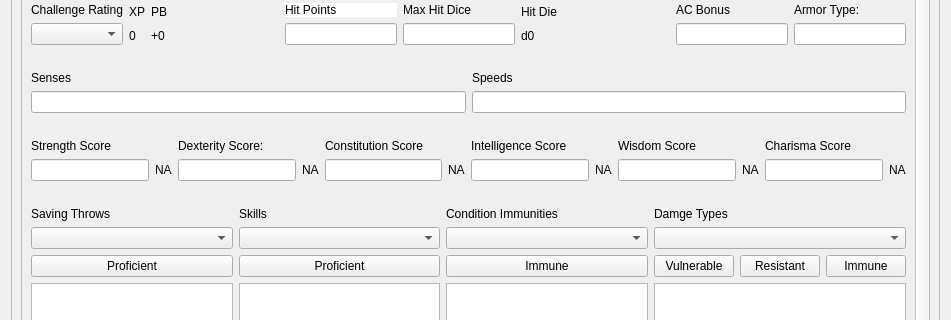
This is qtdesignfiles/monsterdesigner.ui in ryanmalley101/5eAutomation as Qt 5 draws it before an edit; both pictures show x 0 to 951 and y 96 to 416 of the 951 by 1053 pixel window. The edited form follows.
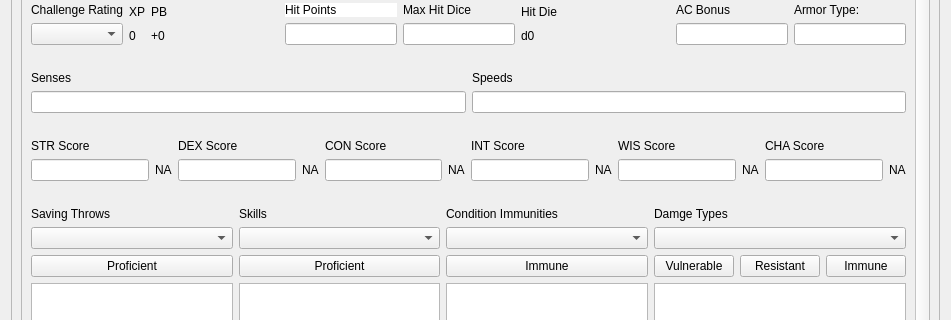
This is the edited form.

Commit message: add list models to the ui

The edit to the form file:
```diff
--- a/qtdesignfiles/monsterdesigner.ui
+++ b/qtdesignfiles/monsterdesigner.ui
@@ -39,8 +39,8 @@
           <rect>
            <x>0</x>
            <y>0</y>
-           <width>899</width>
-           <height>1636</height>
+           <width>882</width>
+           <height>1587</height>
           </rect>
          </property>
          <property name="styleSheet">
@@ -473,7 +473,7 @@
                 <item>
                  <widget class="QLabel" name="str_label">
                   <property name="text">
-                   <string>Strength Score</string>
+                   <string>STR Score</string>
                   </property>
                  </widget>
                 </item>
@@ -501,7 +501,7 @@
                 <item>
                  <widget class="QLabel" name="dex_label">
                   <property name="text">
-                   <string>Dexterity Score:</string>
+                   <string>DEX Score</string>
                   </property>
                  </widget>
                 </item>
@@ -529,7 +529,7 @@
                 <item>
                  <widget class="QLabel" name="con_label">
                   <property name="text">
-                   <string>Constitution Score</string>
+                   <string>CON Score</string>
                   </property>
                  </widget>
                 </item>
@@ -557,7 +557,7 @@
                 <item>
                  <widget class="QLabel" name="int_label">
                   <property name="text">
-                   <string>Intelligence Score</string>
+                   <string>INT Score</string>
                   </property>
                  </widget>
                 </item>
@@ -583,16 +583,16 @@
               <item>
                <layout class="QVBoxLayout" name="verticalLayout_15">
                 <item>
-                 <widget class="QLabel" name="wis_edit">
+                 <widget class="QLabel" name="wis_label">
                   <property name="text">
-                   <string>Wisdom Score</string>
+                   <string>WIS Score</string>
                   </property>
                  </widget>
                 </item>
                 <item>
                  <layout class="QHBoxLayout" name="horizontalLayout_7">
                   <item>
-                   <widget class="QLineEdit" name="wis_edit_2"/>
+                   <widget class="QLineEdit" name="wis_edit"/>
                   </item>
                   <item>
                    <widget class="QLabel" name="wis_mod_label">
@@ -613,7 +613,7 @@
                 <item>
                  <widget class="QLabel" name="cha_label">
                   <property name="text">
-                   <string>Charisma Score</string>
+                   <string>CHA Score</string>
                   </property>
                  </widget>
                 </item>
```
Left out of the diff: 8 changed lines with no effect on the pictures. The commit also changes 2 other files.
